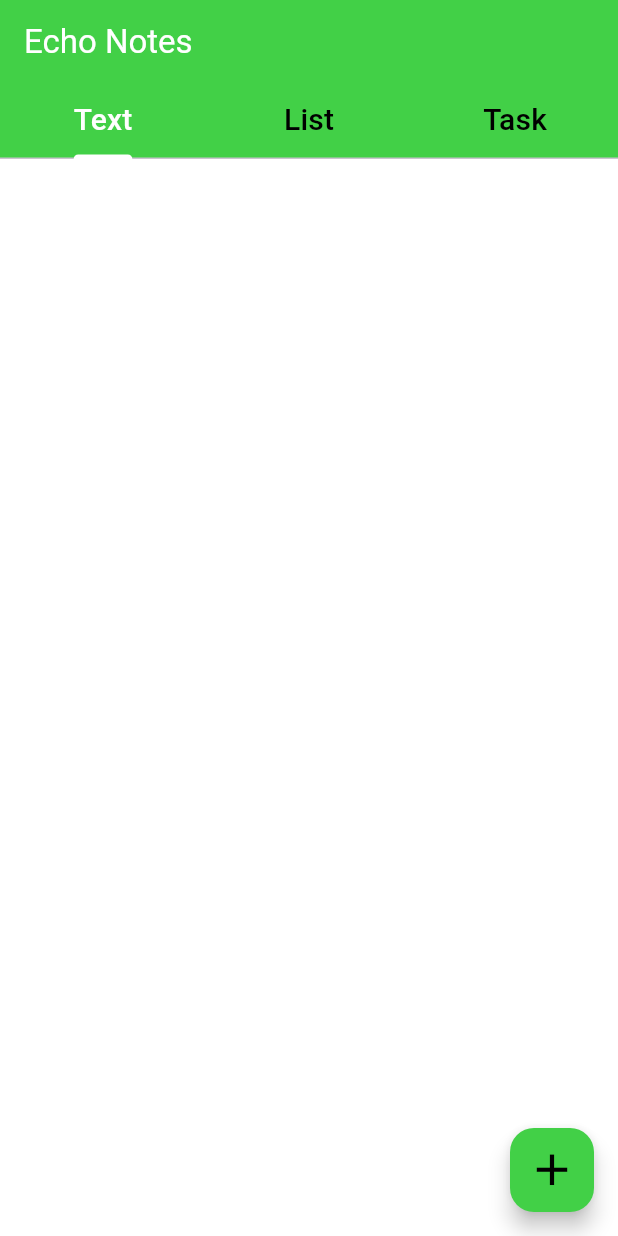
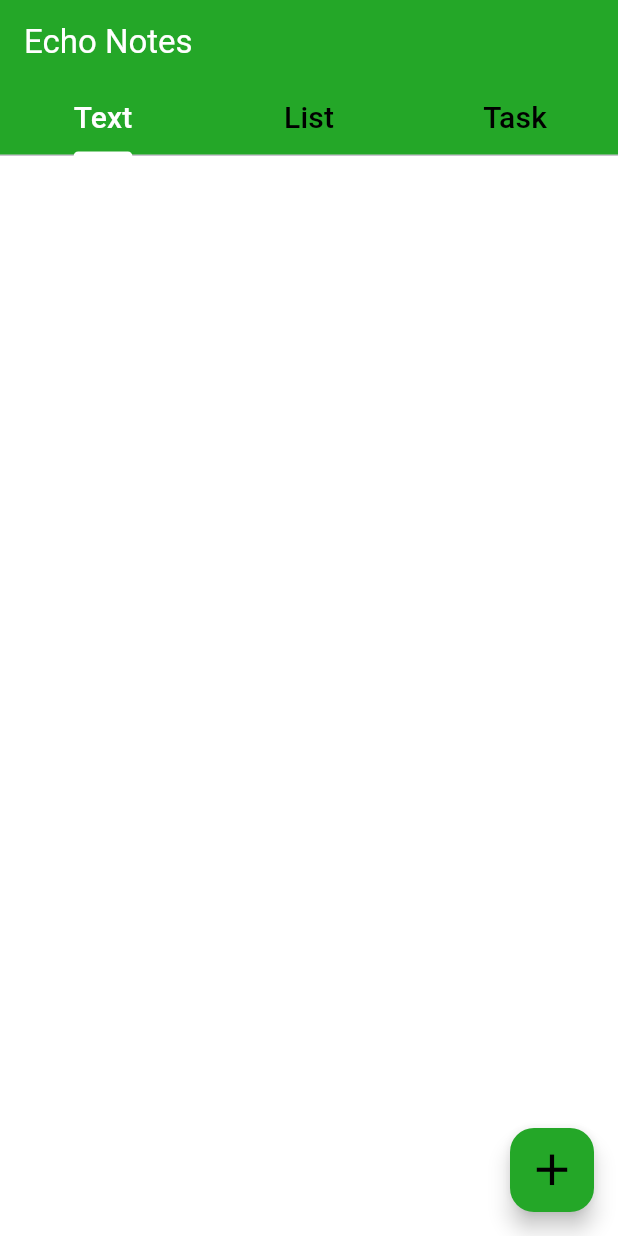
Before and after one commit to jilkujiptha/EchoNotes, a Flutter app: the screen it shows after launch, on a phone screen of 412 x 824 dp. Run offline on Flutter 3.47's test engine with Material 3 defaults, Android fonts, the phone set to English and light mode, and no system bars; drawn by our look-alikes of flutter_expandable_fab.

Commit message:
echo notes updated

```diff
--- a/lib/echoNote.dart
+++ b/lib/echoNote.dart
@@ -23,17 +23,12 @@ class _EchoNotesState extends State<EchoNotes> with TickerProviderStateMixin {
     return Scaffold(
       backgroundColor: Colors.white,
       appBar: AppBar(
-        backgroundColor: const Color.fromARGB(255, 66, 208, 71),
+        backgroundColor: const Color.fromARGB(255, 36, 167, 40),
         title: Text(
           "Echo Notes",
           style: TextStyle(color: Colors.white),
         ),
-      ),
-      body: Container(
-        width: MediaQuery.of(context).size.width,
-        height: 50,
-        color: const Color.fromARGB(255, 66, 208, 71),
-        child: TabBar(
+        bottom: TabBar(
             controller: echo,
             unselectedLabelColor: Colors.black,
             labelColor: Colors.white,
@@ -51,16 +46,19 @@ class _EchoNotesState extends State<EchoNotes> with TickerProviderStateMixin {
               ),
             ]),
       ),
+      body: TabBarView(
+          controller: echo, children: [Container(), Container(), Container()]),
       floatingActionButtonLocation: ExpandableFab.location,
       floatingActionButton: ExpandableFab(
+          duration: Duration(microseconds: 250),
           key: _key,
           type: ExpandableFabType.up,
           pos: ExpandableFabPos.right,
           childrenOffset: Offset(5, 5),
           distance: 60,
           openButtonBuilder: RotateFloatingActionButtonBuilder(
-            backgroundColor: const Color.fromARGB(255, 66, 208, 71),
-            foregroundColor: const Color.fromARGB(255, 66, 208, 71),
+            backgroundColor: const Color.fromARGB(255, 36, 167, 40),
+            foregroundColor: const Color.fromARGB(255, 36, 167, 40),
             child: Icon(
               Icons.add,
               color: Colors.black,
@@ -72,36 +70,48 @@ class _EchoNotesState extends State<EchoNotes> with TickerProviderStateMixin {
               builder: (context, onPressed, progress) {
                 return FloatingActionButton(
                     backgroundColor: const Color.fromARGB(255, 66, 208, 71),
-                    onPressed: onPressed,
-                    child: IconButton(
-                        onPressed: () {},
-                        icon: Icon(
+                    onPressed: () {
+                      Navigator.pushNamed(context, "text");
+                    },
+                    child: Icon(
                       Icons.notes,
                       size: 35,
                       color: Colors.black,
-                        )));
+                    ));
               }),
           children: [
             FloatingActionButton.small(
+                heroTag: null,
                 backgroundColor: const Color.fromARGB(255, 66, 208, 71),
-                child: IconButton(
-                  onPressed: () {},
-                  icon: Icon(
+                child: GestureDetector(
+                  onTap: () {
+                    Navigator.pushNamed(context, "list");
+                  },
+                  child: Icon(
                     Icons.check_box,
                     color: Colors.black,
                   ),
                 ),
                 onPressed: () {}),
-            FloatingActionButton.small(
+            GestureDetector(
+              onTap: () {
+                Navigator.pushNamed(context, "task");
+              },
+              child: FloatingActionButton.small(
+                  heroTag: null,
                   backgroundColor: const Color.fromARGB(255, 66, 208, 71),
-                child: IconButton(
-                  onPressed: () {},
-                  icon: Icon(
-                    Icons.done,
-                    color: Colors.black,
+                  child: GestureDetector(
+                    onTap: () {
+                      Navigator.pushNamed(context, "task");
+                    },
+                    child: Image.asset(
+                      "./images/checked.png",
+                      width: 20,
+                      height: 20,
                     ),
                   ),
                   onPressed: () {}),
+            ),
           ]),
     );
   }
--- a/pubspec.yaml
+++ b/pubspec.yaml
@@ -35,6 +35,8 @@ dependencies:
   # Use with the CupertinoIcons class for iOS style icons.
   cupertino_icons: ^1.0.8
   flutter_expandable_fab: ^2.3.0
+  hive_flutter: ^1.1.0
+  hive: ^2.2.3
 
 dev_dependencies:
   flutter_test:
@@ -59,9 +61,10 @@ flutter:
   uses-material-design: true
 
   # To add assets to your application, add an assets section, like this:
-  # assets:
+  assets:
   #   - images/a_dot_burr.jpeg
   #   - images/a_dot_ham.jpeg
+      - images/checked.png
 
   # An image asset can refer to one or more resolution-specific "variants", see
   # https://flutter.dev/to/resolution-aware-images
```
Also changed, not shown: lib/listPage.dart (+118 -0 lines), lib/main.dart (+9 -0 lines), lib/taskPage.dart (+73 -0 lines), lib/textPage.dart (+73 -0 lines), images/checked.png (added), pubspec.lock, 1 other file. Lines whose indentation alone changed are shown as unchanged.
